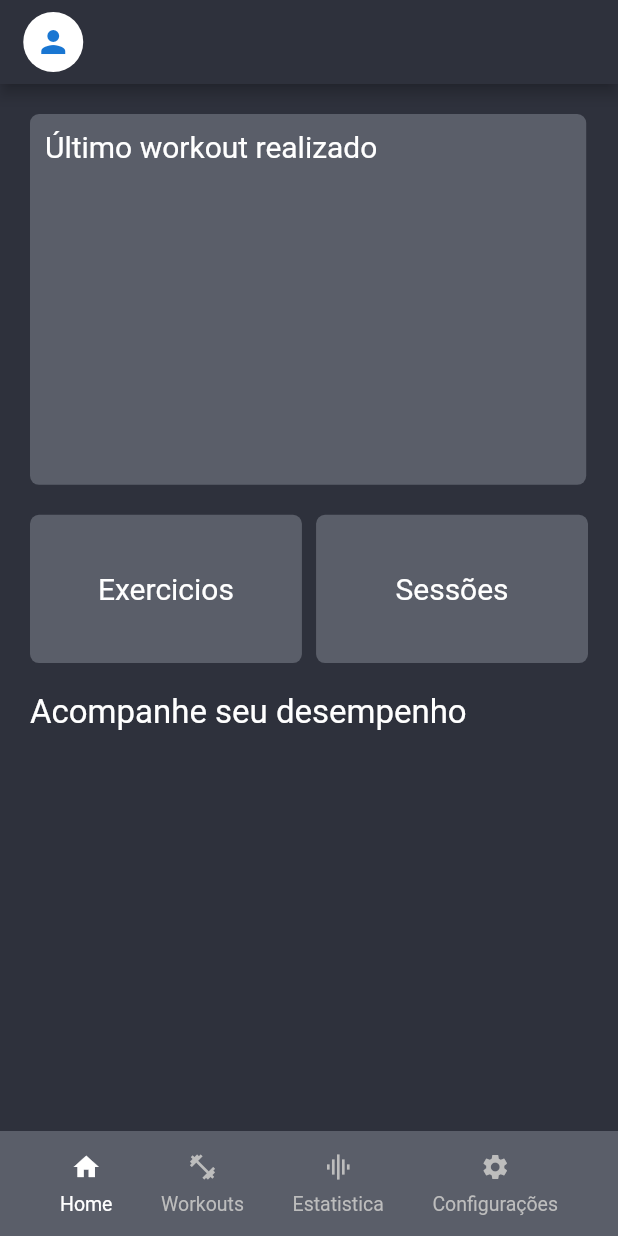
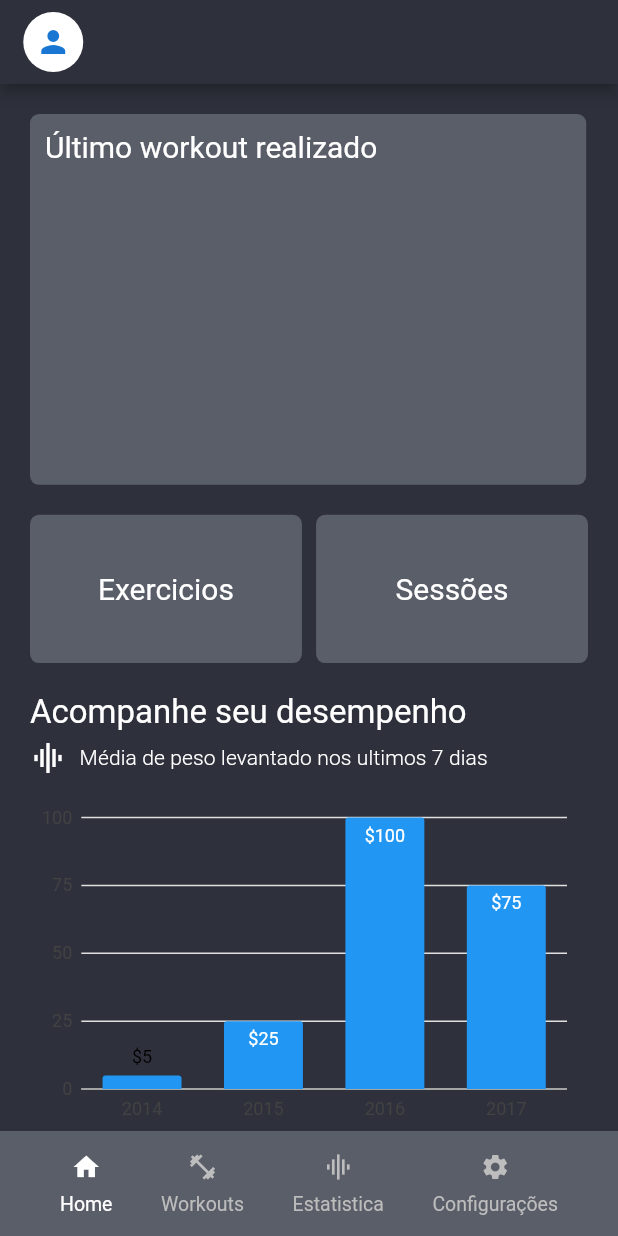
Before and after one commit to tiagoeborsanyi/bubblefit_home, a Flutter app: the screen it shows after launch, on a phone screen of 412 x 824 dp. Run offline on Flutter 3.47's test engine with Material 2 defaults, Android fonts, the phone set to English and light mode, and no system bars; our stand-ins replace charts_flutter.

Commit message:
add route to exercises and sessions

```diff
--- a/lib/screens/exercises_sessions.dart
+++ b/lib/screens/exercises_sessions.dart
@@ -16,17 +16,6 @@ class ExercisesSessions extends StatelessWidget {
       child: Scaffold(
         appBar: AppBar(
           backgroundColor: bPrimaryColor,
-          leading: Padding(
-            padding: const EdgeInsets.only(left: 15, top: 8, bottom: 8),
-            child: CircleAvatar(
-              radius: 30,
-              backgroundColor: Colors.white,
-              child: IconButton(
-                onPressed: () {},
-                icon: const Icon(Icons.person),
-              ),
-            ),
-          ),
           bottom: const TabBar(
             tabs: [
               Tab(
--- a/lib/screens/home_screen.dart
+++ b/lib/screens/home_screen.dart
@@ -1,5 +1,7 @@
+import 'package:bubblefit_home/screens/exercises_sessions.dart';
 import 'package:bubblefit_home/widgets/botton_nav_bar.dart';
 import 'package:flutter/material.dart';
+import 'package:charts_flutter/flutter.dart' as charts;
 
 import '../constants.dart';
 
@@ -60,8 +62,34 @@ class HomeScreen extends StatelessWidget {
               Row(
                 mainAxisAlignment: MainAxisAlignment.spaceBetween,
                 children: [
-                  BlocoExercisesSessions(size: size, title: 'Exercicios'),
-                  BlocoExercisesSessions(size: size, title: 'Sessões'),
+                  BlocoExercisesSessions(
+                    size: size,
+                    title: 'Exercicios',
+                    press: () {
+                      Navigator.push(
+                        context,
+                        MaterialPageRoute(
+                          builder: (context) {
+                            return const ExercisesSessions();
+                          },
+                        ),
+                      );
+                    },
+                  ),
+                  BlocoExercisesSessions(
+                    size: size,
+                    title: 'Sessões',
+                    press: () {
+                      Navigator.push(
+                        context,
+                        MaterialPageRoute(
+                          builder: (context) {
+                            return const ExercisesSessions();
+                          },
+                        ),
+                      );
+                    },
+                  ),
                 ],
               ),
               const SizedBox(height: 20),
@@ -73,6 +101,28 @@ class HomeScreen extends StatelessWidget {
                       fontSize: 22,
                     ),
               ),
+              const SizedBox(height: 5),
+              Row(
+                children: [
+                  const Icon(
+                    Icons.graphic_eq,
+                    color: Colors.white,
+                  ),
+                  const SizedBox(width: 9),
+                  Text(
+                    'Média de peso levantado nos ultimos 7 dias',
+                    style: Theme.of(context).textTheme.subtitle2?.copyWith(
+                          fontWeight: FontWeight.w300,
+                          color: Colors.white,
+                          fontSize: 14,
+                        ),
+                  ),
+                ],
+              ),
+              const SizedBox(height: 14),
+              Expanded(
+                child: VerticalBarLabelChart(),
+              )
             ],
           ),
         ),
@@ -81,19 +131,89 @@ class HomeScreen extends StatelessWidget {
   }
 }
 
+class VerticalBarLabelChart extends StatelessWidget {
+  // final List<charts.Series> seriesList;
+  final bool animate;
+
+  // ignore: use_key_in_widget_constructors
+  const VerticalBarLabelChart({this.animate = false});
+
+  /// Creates a [BarChart] with sample data and no transition.
+  factory VerticalBarLabelChart.withSampleData() {
+    return VerticalBarLabelChart(
+      // _createSampleData(),
+      // Disable animations for image tests.
+      animate: false,
+    );
+  }
+
+  // [BarLabelDecorator] will automatically position the label
+  // inside the bar if the label will fit. If the label will not fit,
+  // it will draw outside of the bar.
+  // Labels can always display inside or outside using [LabelPosition].
+  //
+  // Text style for inside / outside can be controlled independently by setting
+  // [insideLabelStyleSpec] and [outsideLabelStyleSpec].
+  @override
+  Widget build(BuildContext context) {
+    return charts.BarChart(
+      _createSampleData(),
+      animate: animate,
+      // Set a bar label decorator.
+      // Example configuring different styles for inside/outside:
+      //       barRendererDecorator: new charts.BarLabelDecorator(
+      //          insideLabelStyleSpec: new charts.TextStyleSpec(...),
+      //          outsideLabelStyleSpec: new charts.TextStyleSpec(...)),
+      barRendererDecorator: charts.BarLabelDecorator<String>(),
+      domainAxis: const charts.OrdinalAxisSpec(),
+    );
+  }
+
+  /// Create one series with sample hard coded data.
+  static List<charts.Series<OrdinalSales, String>> _createSampleData() {
+    final data = [
+      OrdinalSales('2014', 5),
+      OrdinalSales('2015', 25),
+      OrdinalSales('2016', 100),
+      OrdinalSales('2017', 75),
+    ];
+
+    return [
+      charts.Series<OrdinalSales, String>(
+          id: 'Sales',
+          domainFn: (OrdinalSales sales, _) => sales.year,
+          measureFn: (OrdinalSales sales, _) => sales.sales,
+          data: data,
+          // Set a label accessor to control the text of the bar label.
+          labelAccessorFn: (OrdinalSales sales, _) =>
+              '\$${sales.sales.toString()}')
+    ];
+  }
+}
+
+/// Sample ordinal data type.
+class OrdinalSales {
+  final String year;
+  final int sales;
+
+  OrdinalSales(this.year, this.sales);
+}
+
 class BlocoExercisesSessions extends StatelessWidget {
   final String title;
-  const BlocoExercisesSessions({
-    Key? key,
-    required this.size,
-    required this.title,
-  }) : super(key: key);
+  final VoidCallback press;
+
+  const BlocoExercisesSessions(
+      {Key? key, required this.size, required this.title, required this.press})
+      : super(key: key);
 
   final Size size;
 
   @override
   Widget build(BuildContext context) {
-    return Container(
+    return GestureDetector(
+      onTap: press,
+      child: Container(
         alignment: Alignment.center,
         height: size.height * .12,
         width: size.width * .44,
@@ -109,6 +229,7 @@ class BlocoExercisesSessions extends StatelessWidget {
                 fontSize: 20,
               ),
         ),
+      ),
     );
   }
 }
```
Lines whose indentation alone changed are shown as unchanged.
